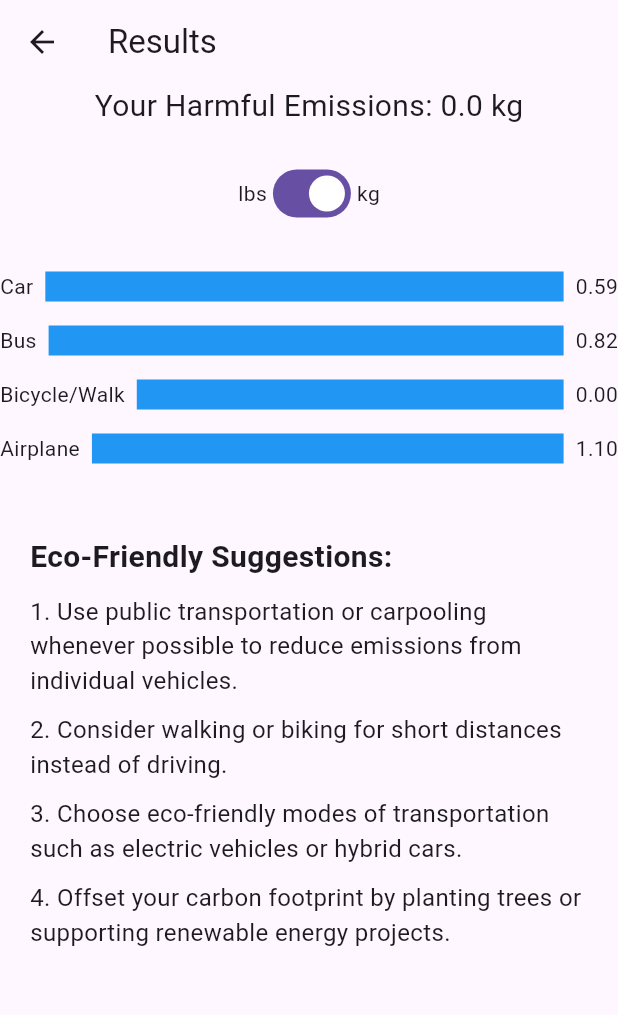
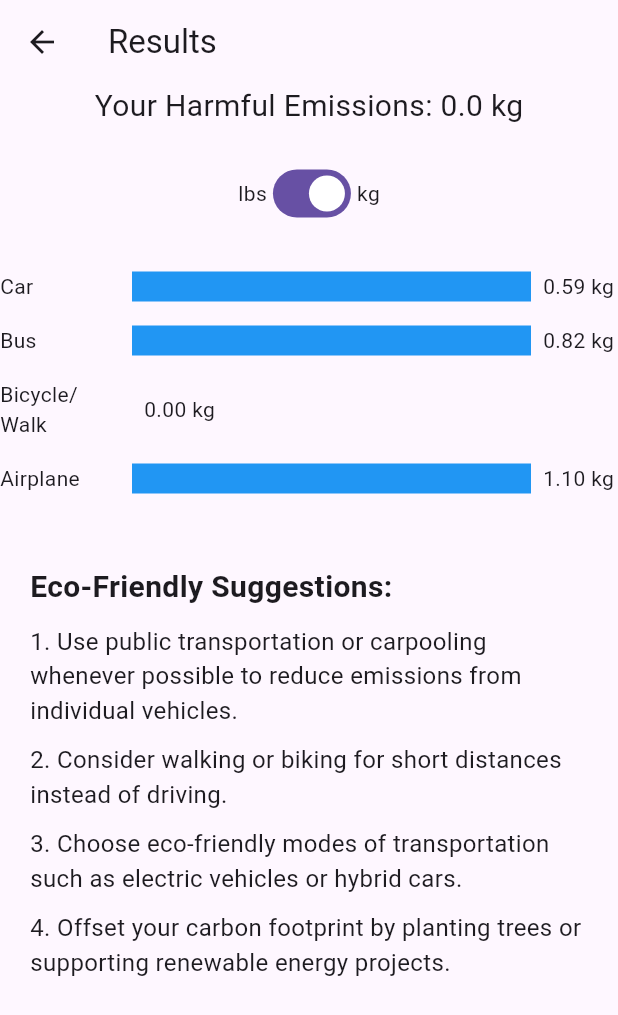
Before and after one commit to bjcovington/capstone_carbon_footprint, a Flutter app: the ResultsScreen screen opened directly with empty values, on a phone screen of 412 x 824 dp. Shown: the top 1015 px of the screen. Run offline on Flutter 3.47's test engine with Material 3 defaults, Android fonts, the phone set to English and light mode, and no system bars.

Commit message:
Update results_screen.dart

```diff
--- a/lib/screens/results_screen.dart
+++ b/lib/screens/results_screen.dart
@@ -1,5 +1,4 @@
-import 'dart:math'; // Import the math library
-
+import 'dart:math';
 import 'package:flutter/material.dart';
 import 'package:flutter/services.dart';
 
@@ -7,13 +6,13 @@ class ResultsScreen extends StatefulWidget {
   final String selectedTransportation;
   final TimeOfDay startTime;
   final TimeOfDay endTime;
-  final double calculatedEmissions; // Define calculatedEmissions parameter
+  final double calculatedEmissions;
 
   ResultsScreen({
     @required this.selectedTransportation,
     @required this.startTime,
     @required this.endTime,
-    @required this.calculatedEmissions, // Add calculatedEmissions parameter
+    @required this.calculatedEmissions,
   });
 
   @override
@@ -21,9 +20,7 @@ class ResultsScreen extends StatefulWidget {
 }
 
 class _ResultsScreenState extends State<ResultsScreen> {
-  bool isKgSelected = true; // Flag to track whether kg is selected
-
-  // Define a variable to store the unit for emissions display
+  bool isKgSelected = true;
   String _emissionsUnit = 'kg';
 
   @override
@@ -52,7 +49,6 @@ class _ResultsScreenState extends State<ResultsScreen> {
                     onChanged: (value) {
                       setState(() {
                         isKgSelected = value;
-                        // Update the emissions unit based on the selected unit
                         _emissionsUnit = isKgSelected ? 'kg' : 'lbs';
                       });
                     },
@@ -63,7 +59,7 @@ class _ResultsScreenState extends State<ResultsScreen> {
               SizedBox(height: 20),
               _buildComparisonChart(),
               SizedBox(height: 20),
-              _buildEcoFriendlySuggestions(), // Add this line to include eco-friendly suggestions
+              _buildEcoFriendlySuggestions(),
             ],
           ),
         ),
@@ -72,74 +68,67 @@ class _ResultsScreenState extends State<ResultsScreen> {
   }
 
   String _formattedEmissions() {
-    // Convert emissions to selected unit
-    double emissions = isKgSelected ? widget.calculatedEmissions : widget.calculatedEmissions * 0.453592; // Convert kg to lbs
-
-    // Round emissions to 2 decimal places
+    double emissions = isKgSelected ? widget.calculatedEmissions : widget.calculatedEmissions / 0.453592;
     emissions = double.parse(emissions.toStringAsFixed(2));
-
-    return '$emissions $_emissionsUnit'; // Display emissions with the selected unit
+    return '$emissions $_emissionsUnit';
   }
 
   Widget _buildComparisonChart() {
-    final Map<String, double> emissionsMap = {
-      'Car': 0.592, // 592 grams per kilometer for cars
-      'Bus': 0.822, // 822 grams per kilometer for buses
-      'Bicycle/Walk': 0.0, // No emissions for bicycle and walking
-      'Airplane': 1.101, // 101 grams per passenger-kilometer for airplanes
+    final Map<String, double> emissionsMapKg = {
+      'Car': 0.592,
+      'Bus': 0.822,
+      'Bicycle/Walk': 0.0,
+      'Airplane': 1.101,
     };
 
-    // Find the maximum emissions value to determine the scaling factor
-    double maxEmissions = emissionsMap.values.reduce((value, element) => max(value, element));
+    final Map<String, double> emissionsMapLbs = emissionsMapKg.map((key, value) {
+      return MapEntry(key, value / 0.453592);
+    });
+
+    final emissionsMap = isKgSelected ? emissionsMapKg : emissionsMapLbs;
+    double maxEmissions = emissionsMap.values.reduce(max);
+
+    return LayoutBuilder(
+      builder: (context, constraints) {
+        double maxWidth = constraints.maxWidth * 0.8;
 
         return Column(
           crossAxisAlignment: CrossAxisAlignment.start,
           children: emissionsMap.entries.map((entry) {
             String transportation = entry.key;
             double emissions = entry.value;
-        double scaledEmissions = maxEmissions != 0 ? log(emissions / maxEmissions) : 0; // Scale emissions using a logarithmic scale
+            double scaledEmissions = maxEmissions != 0 ? (emissions / maxEmissions) : 0;
 
-        // Ensure that the scaled width is non-negative
-        double barWidth = max(0, MediaQuery.of(context).size.width * scaledEmissions * 0.5); // Adjust the scaling factor as needed
+            double barWidth = maxWidth * scaledEmissions;
 
             return Padding(
               padding: const EdgeInsets.symmetric(vertical: 8.0),
               child: Row(
                 children: [
-              Text(transportation),
+                  Container(
+                    width: 80, // Fixed width for labels
+                    child: Text(transportation),
+                  ),
                   SizedBox(width: 8),
                   Expanded(
+                    flex: (scaledEmissions * 100).round(),
                     child: Container(
                       height: 20,
-                  width: barWidth,
                       color: Colors.blue,
                     ),
                   ),
                   SizedBox(width: 8),
-              Text('${emissions.toStringAsFixed(2)}'),
+                  Container(
+                    width: 50, // Fixed width for emission values
+                    child: Text('${emissions.toStringAsFixed(2)} $_emissionsUnit'),
+                  ),
                 ],
               ),
             );
           }).toList(),
         );
-  }
-
-
-
-  double _calculateEmissions(double emissionsPerHour) {
-    double timeDuration = 0.0;
-    if (widget.startTime != null && widget.endTime != null) {
-      final startTimeInMinutes = widget.startTime.hour * 60 + widget.startTime.minute;
-      final endTimeInMinutes = widget.endTime.hour * 60 + widget.endTime.minute;
-      timeDuration = (endTimeInMinutes - startTimeInMinutes) / 60.0; // Time duration in hours
-    }
-
-    // Conditionally calculate emissions based on the selected unit
-    if (isKgSelected) {
-      return emissionsPerHour * timeDuration;
-    } else {
-      return emissionsPerHour * timeDuration * 0.453592; // Convert kg to lbs
-    }
+      },
+    );
   }
 
   Widget _buildEcoFriendlySuggestions() {
```
Lines whose indentation alone changed are shown as unchanged.
